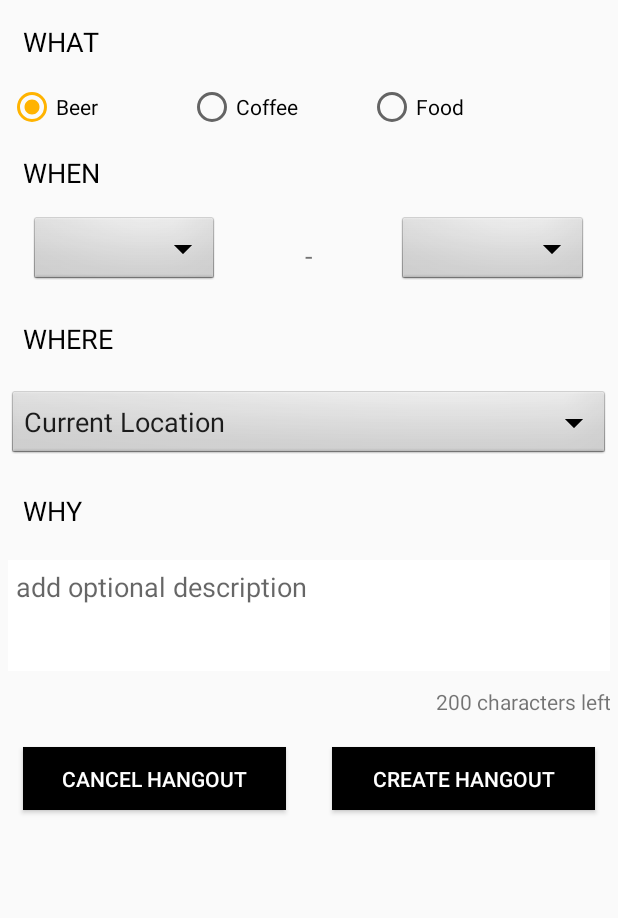
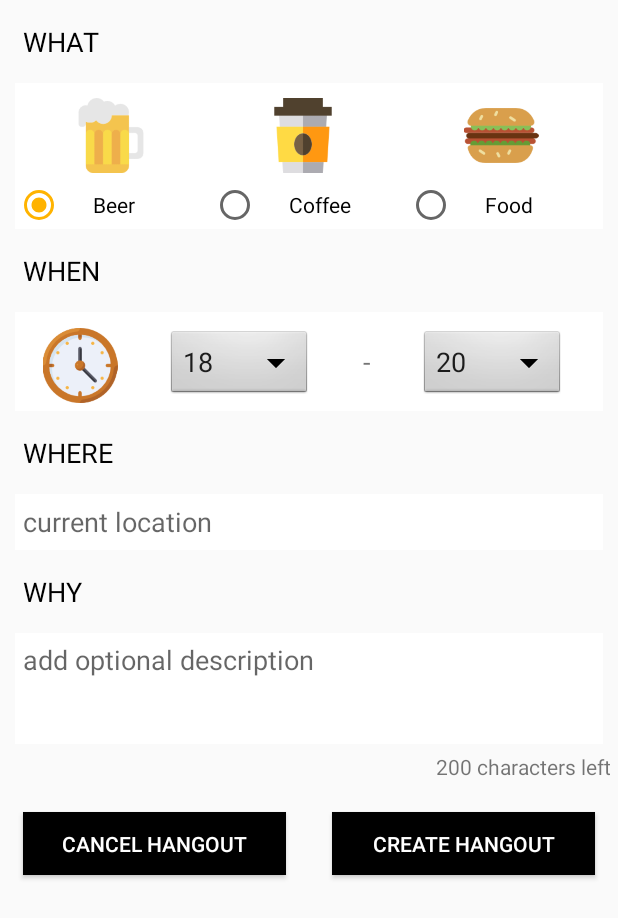
Before and after one commit to abhishek-rs/JustaBeerAndroid, an Android app: the layout fragment_create_hangout.xml on its own in the app's theme, with its tools: preview values and no code run, on a phone screen of 412 x 824 dp. Shown: the top 918 px of the screen. Run offline under Robolectric (Android 15) with nearby library versions, the phone set to English and light mode, and no system bars.

Commit message:
pics added to create hangout

```diff
--- a/app/src/main/java/com/justagroup/justabeer/Fragments/CreateHangoutFragment.java
+++ b/app/src/main/java/com/justagroup/justabeer/Fragments/CreateHangoutFragment.java
@@ -8,11 +8,14 @@ import android.net.Uri;
 import android.os.Bundle;
 import android.support.design.widget.TabLayout;
 import android.support.v4.app.Fragment;
+import android.text.InputFilter;
 import android.text.format.DateFormat;
 import android.util.Log;
 import android.view.LayoutInflater;
 import android.view.View;
 import android.view.ViewGroup;
+import android.widget.EditText;
+import android.widget.ImageView;
 import android.widget.LinearLayout;
 import android.widget.RadioButton;
 import android.widget.RadioGroup;
@@ -79,6 +82,19 @@ public class CreateHangoutFragment extends Fragment {
         final View view = inflater.inflate(R.layout.fragment_create_hangout, container, false);
 
         /*------- EVENT TYPE ----------
+        ImageView beer = (ImageView) view.findViewById(R.id.beerIcon);
+        ImageView coffee = (ImageView) view.findViewById(R.id.coffeeIcon);
+        ImageView food = (ImageView) view.findViewById(R.id.foodIcon);
+
+        RadioGroup eventTypeRadioGroup = (RadioGroup) view.findViewById(R.id.eventTypeRadio);
+        RadioButton radio1 = view.findViewById(R.id.beerRadio);
+        eventTypeRadioGroup.addView(radio1);
+        RadioButton radio2 = view.findViewById(R.id.coffeeRadio);
+        eventTypeRadioGroup.addView(radio2);
+        RadioButton radio3 = view.findViewById(R.id.foodRadio);
+        eventTypeRadioGroup.addView(radio3);
+
+        /*
         //init event type radio group
         RadioGroup eventTypeRadioGroup = (RadioGroup) view.findViewById(R.id.eventTypeRadio);
         final String[] eventNames = new String[] {"Beer","Food","Sports"};
@@ -109,6 +125,17 @@ public class CreateHangoutFragment extends Fragment {
                 }
             }
         });*/
+        //---------- TIME ------------
+
+
+        //-------- LOCATION ----------
+
+
+        //-------- DESCRIPTION ----------
+        /*EditText description = (EditText) view.findViewById(R.id.descriptionText);
+        description.setFilters(new InputFilter[] {new InputFilter.LengthFilter(200)});
+        */
+
 
         return view;
 
--- a/app/src/main/res/layout/fragment_create_hangout.xml
+++ b/app/src/main/res/layout/fragment_create_hangout.xml
@@ -13,8 +13,8 @@
         <LinearLayout
             android:layout_width="match_parent"
             android:layout_height="match_parent"
-            android:layout_marginBottom="40dp"
-            android:orientation="vertical">
+            android:orientation="vertical"
+            android:paddingBottom="40dp">
 
             <!-- WHAT: event type -->
             <TextView
@@ -28,33 +28,82 @@
                 android:textColor="@android:color/black"
                 android:textSize="18sp" />
 
+            <LinearLayout
+                android:layout_width="match_parent"
+                android:layout_height="match_parent"
+                android:layout_marginLeft="10dp"
+                android:layout_marginRight="10dp"
+                android:layout_weight="1"
+                android:background="@color/cardview_light_background"
+                android:orientation="vertical"
+                android:paddingTop="5dp">
+
+                <LinearLayout
+                    android:layout_width="match_parent"
+                    android:layout_height="60dp"
+                    android:gravity="center"
+                    android:orientation="horizontal">
+
+                    <ImageView
+                        android:id="@+id/beerIcon"
+                        android:layout_width="wrap_content"
+                        android:layout_height="50dp"
+                        android:layout_marginBottom="10dp"
+                        android:layout_marginTop="10dp"
+                        android:src="@drawable/pint" />
+
+                    <ImageView
+                        android:id="@+id/coffeeIcon"
+                        android:layout_width="wrap_content"
+                        android:layout_height="50dp"
+                        android:layout_marginBottom="10dp"
+                        android:layout_marginTop="10dp"
+                        android:src="@drawable/coffee" />
+
+                    <ImageView
+                        android:id="@+id/foodIcon"
+                        android:layout_width="120dp"
+                        android:layout_height="50dp"
+                        android:layout_marginBottom="10dp"
+                        android:layout_marginTop="10dp"
+                        android:layout_weight="1"
+                        android:src="@drawable/food" />
+
+                </LinearLayout>
+
                 <RadioGroup
                     android:id="@+id/eventTypeRadio"
-                android:layout_width="match_parent"
+                    android:layout_width="wrap_content"
                     android:layout_height="wrap_content"
-                android:layout_marginLeft="5dp"
-                android:layout_marginRight="5dp"
-                android:orientation='horizontal'>
+                    android:orientation="horizontal">
 
                     <RadioButton
                         android:id="@+id/beerRadio"
-                    android:layout_width="120dp"
-                    android:layout_height="wrap_content"
+                        android:layout_width="150dp"
+                        android:layout_height="match_parent"
+                        android:layout_weight="1"
                         android:checked="true"
+                        android:paddingLeft="20dp"
                         android:text="@string/eventtype" />
 
                     <RadioButton
-                    android:id="@+id/foodRadio"
-                    android:layout_width="120dp"
-                    android:layout_height="wrap_content"
+                        android:id="@+id/coffeeRadio"
+                        android:layout_width="150dp"
+                        android:layout_height="match_parent"
+                        android:layout_weight="1"
+                        android:paddingLeft="20dp"
                         android:text="@string/eventtype2" />
 
                     <RadioButton
-                    android:id="@+id/sportsRadio"
-                    android:layout_width="120dp"
+                        android:id="@+id/foodRadio"
+                        android:layout_width="150dp"
                         android:layout_height="wrap_content"
+                        android:layout_weight="1"
+                        android:paddingLeft="20dp"
                         android:text="@string/eventtype3" />
+
                 </RadioGroup>
+            </LinearLayout>
 
             <!--
             <Spinner
@@ -81,37 +130,55 @@
             <LinearLayout
                 android:layout_width="match_parent"
                 android:layout_height="match_parent"
-                android:orientation="horizontal">
+                android:layout_marginLeft="10dp"
+                android:layout_marginRight="10dp"
+                android:background="@android:color/white"
+                android:orientation="horizontal"
+                android:padding="5dp">
+
+                <ImageView
+                    android:layout_width="40dp"
+                    android:layout_height="50dp"
+                    android:layout_marginTop="5dp"
+                    android:layout_weight="1"
+                    android:src="@drawable/clock" />
 
                 <EditText
-                    android:layout_width="23dp"
+                    android:layout_width="60dp"
                     android:layout_height="wrap_content"
                     android:layout_marginLeft="20dp"
+                    android:layout_marginTop="5dp"
                     android:layout_weight="1"
                     android:background="@android:drawable/btn_dropdown"
                     android:ems="10"
-                    android:inputType="time" />
+                    android:inputType="time"
+                    android:text="18"
+                    tools:text="18" />
 
                 <TextView
                     android:id="@+id/textView4"
-                    android:layout_width="5dp"
+                    android:layout_width="wrap_content"
                     android:layout_height="wrap_content"
                     android:layout_margin="5dp"
                     android:layout_weight="1"
                     android:gravity="center"
                     android:padding="10dp"
                     android:text="-"
-                    android:textSize="18sp" />
+                    android:textSize="18sp"
+                    tools:text="-" />
 
                 <EditText
                     android:id="@+id/editText5"
-                    android:layout_width="23dp"
+                    android:layout_width="60dp"
                     android:layout_height="wrap_content"
                     android:layout_marginRight="20dp"
+                    android:layout_marginTop="5dp"
                     android:layout_weight="1"
                     android:background="@android:drawable/btn_dropdown"
                     android:ems="10"
-                    android:inputType="time" />
+                    android:inputType="time"
+                    android:text="20"
+                    tools:text="20" />
 
             </LinearLayout>
 
@@ -126,20 +193,25 @@
                 android:textColor="@android:color/black"
                 android:textSize="18sp" />
 
-            <AutoCompleteTextView
-                android:layout_width="match_parent"
-                android:layout_height="wrap_content"
-                android:layout_margin="5dp"
-                android:layout_weight="1"
-                android:background="@android:drawable/btn_dropdown"
-                android:text="Current Location" />
-
             <LinearLayout
                 android:layout_width="match_parent"
                 android:layout_height="match_parent"
                 android:orientation="vertical">
 
             </LinearLayout>
+
+            <EditText
+                android:id="@+id/eventPlace"
+                android:layout_width="match_parent"
+                android:layout_height="37dp"
+                android:layout_marginLeft="10dp"
+                android:layout_marginRight="10dp"
+                android:layout_weight="1"
+                android:background="@android:color/white"
+                android:ems="10"
+                android:hint="current location"
+                android:inputType="text|textPersonName"
+                android:padding="5dp" />
 
             <TextView
                 android:id="@+id/time2"
@@ -153,10 +225,11 @@
                 android:textSize="18sp" />
 
             <EditText
-                android:id="@+id/editText4"
+                android:id="@+id/descriptionText"
                 android:layout_width="match_parent"
                 android:layout_height="74dp"
-                android:layout_margin="5dp"
+                android:layout_marginLeft="10dp"
+                android:layout_marginRight="10dp"
                 android:layout_weight="1"
                 android:background="@color/cardview_light_background"
                 android:ems="10"
```
Also changed, not shown: app/src/main/res/drawable/clock.png (added), app/src/main/res/drawable/coffee.png (added), app/src/main/res/drawable/food.png (added), app/src/main/res/drawable/pint.png (added), app/src/main/res/drawable/sports.png (added). Lines whose indentation alone changed are shown as unchanged.
